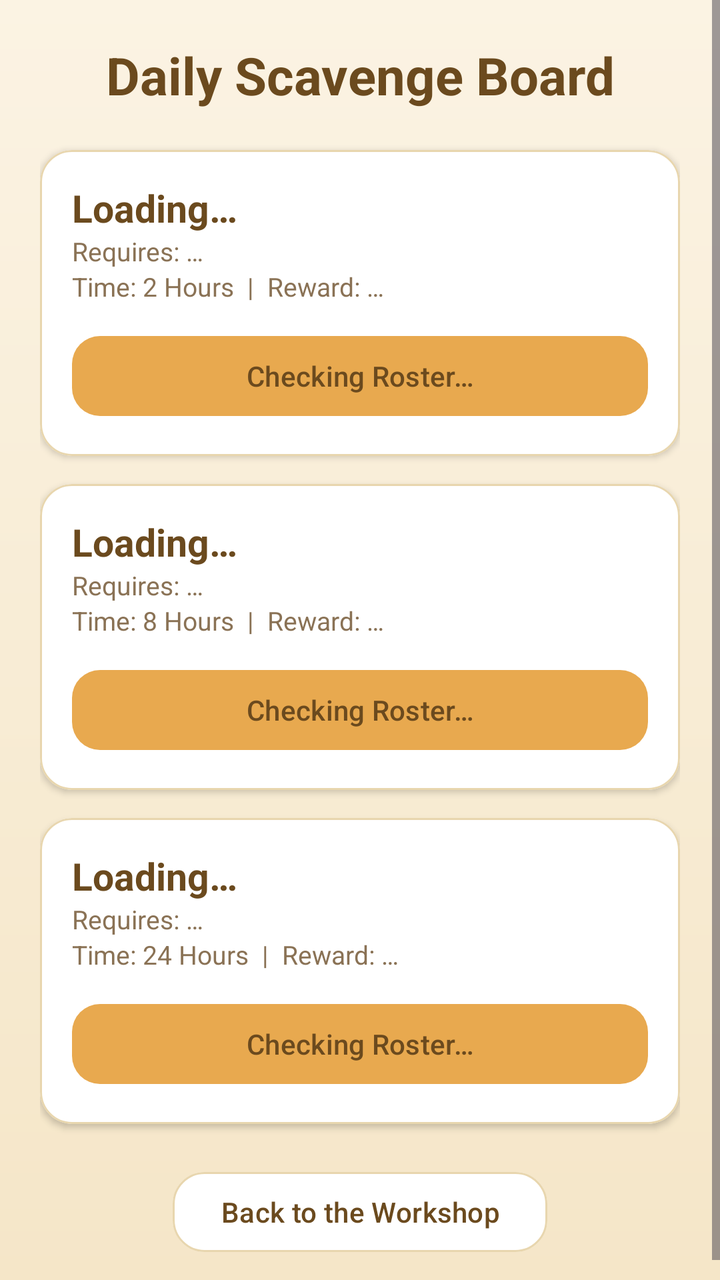
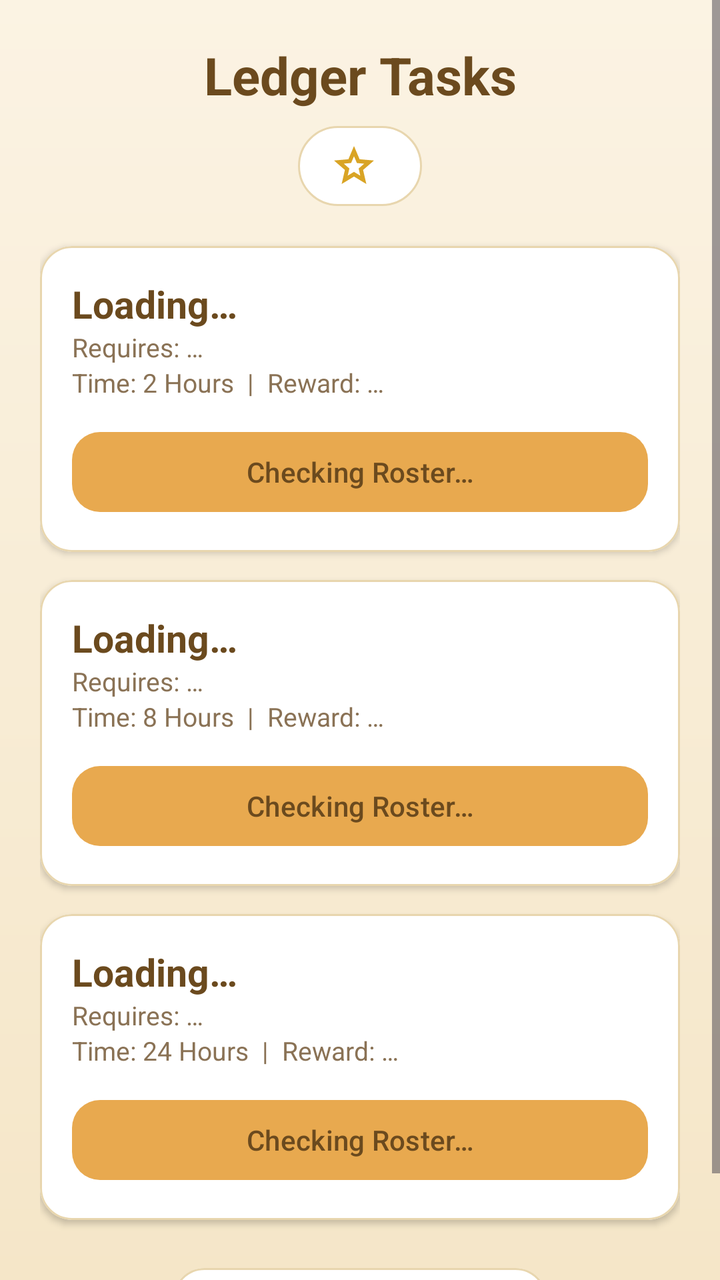

An Android layout rendered at two revisions. The XML below is the earlier revision; the diff shows what the commit changed to produce the second picture.
<!-- AndroidManifest.xml: application theme Theme.RatKingRecon -->
<!-- res/layout/activity_mission.xml -->
<?xml version="1.0" encoding="utf-8"?>
<ScrollView xmlns:android="http://schemas.android.com/apk/res/android"
    xmlns:app="http://schemas.android.com/apk/res-auto"
    android:layout_width="match_parent"
    android:layout_height="match_parent"
    android:background="@drawable/bg_app_gradient"
    android:fitsSystemWindows="true">

    <LinearLayout
        android:layout_width="match_parent"
        android:layout_height="wrap_content"
        android:orientation="vertical"
        android:padding="20dp">

        <TextView
            android:layout_width="match_parent"
            android:layout_height="wrap_content"
            android:text="@string/expedition_board_title"
            android:textColor="@color/text_primary"
            android:textSize="26sp"
            android:textStyle="bold"
            android:textAlignment="center"
            android:layout_marginBottom="20dp" />

        <com.google.android.material.card.MaterialCardView
            android:layout_width="match_parent"
            android:layout_height="wrap_content"
            app:cardBackgroundColor="@color/card_white"
            app:strokeColor="@color/card_border"
            app:strokeWidth="1dp"
            app:cardCornerRadius="16dp"
            app:cardElevation="2dp"
            android:layout_marginBottom="14dp">

            <LinearLayout
                android:layout_width="match_parent"
                android:layout_height="wrap_content"
                android:orientation="vertical"
                android:padding="16dp">

                <TextView android:id="@+id/titleM1" android:layout_width="wrap_content" android:layout_height="wrap_content" android:text="Loading…" android:textColor="@color/text_primary" android:textSize="19sp" android:textStyle="bold"/>
                <TextView android:id="@+id/reqM1" android:layout_width="wrap_content" android:layout_height="wrap_content" android:text="Requires: …" android:textColor="@color/text_muted" android:textSize="13sp"/>
                <TextView android:id="@+id/rewardM1" android:layout_width="wrap_content" android:layout_height="wrap_content" android:text="Time: 2 Hours  |  Reward: …" android:textColor="@color/text_muted" android:textSize="13sp" android:layout_marginBottom="12dp"/>

                <com.google.android.material.button.MaterialButton
                    android:id="@+id/btnMission1"
                    android:layout_width="match_parent"
                    android:layout_height="wrap_content"
                    android:text="@string/mission_checking_roster"
                    android:textAllCaps="false"
                    android:textColor="@color/text_primary"
                    app:cornerRadius="14dp" />
            </LinearLayout>
        </com.google.android.material.card.MaterialCardView>

        <com.google.android.material.card.MaterialCardView
            android:layout_width="match_parent"
            android:layout_height="wrap_content"
            app:cardBackgroundColor="@color/card_white"
            app:strokeColor="@color/card_border"
            app:strokeWidth="1dp"
            app:cardCornerRadius="16dp"
            app:cardElevation="2dp"
            android:layout_marginBottom="14dp">

            <LinearLayout
                android:layout_width="match_parent"
                android:layout_height="wrap_content"
                android:orientation="vertical"
                android:padding="16dp">

                <TextView android:id="@+id/titleM2" android:layout_width="wrap_content" android:layout_height="wrap_content" android:text="Loading…" android:textColor="@color/text_primary" android:textSize="19sp" android:textStyle="bold"/>
                <TextView android:id="@+id/reqM2" android:layout_width="wrap_content" android:layout_height="wrap_content" android:text="Requires: …" android:textColor="@color/text_muted" android:textSize="13sp"/>
                <TextView android:id="@+id/rewardM2" android:layout_width="wrap_content" android:layout_height="wrap_content" android:text="Time: 8 Hours  |  Reward: …" android:textColor="@color/text_muted" android:textSize="13sp" android:layout_marginBottom="12dp"/>

                <com.google.android.material.button.MaterialButton
                    android:id="@+id/btnMission2"
                    android:layout_width="match_parent"
                    android:layout_height="wrap_content"
                    android:text="@string/mission_checking_roster"
                    android:textAllCaps="false"
                    android:textColor="@color/text_primary"
                    app:cornerRadius="14dp" />
            </LinearLayout>
        </com.google.android.material.card.MaterialCardView>

        <com.google.android.material.card.MaterialCardView
            android:layout_width="match_parent"
            android:layout_height="wrap_content"
            app:cardBackgroundColor="@color/card_white"
            app:strokeColor="@color/card_border"
            app:strokeWidth="1dp"
            app:cardCornerRadius="16dp"
            app:cardElevation="2dp"
            android:layout_marginBottom="20dp">

            <LinearLayout
                android:layout_width="match_parent"
                android:layout_height="wrap_content"
                android:orientation="vertical"
                android:padding="16dp">

                <TextView android:id="@+id/titleM3" android:layout_width="wrap_content" android:layout_height="wrap_content" android:text="Loading…" android:textColor="@color/text_primary" android:textSize="19sp" android:textStyle="bold"/>
                <TextView android:id="@+id/reqM3" android:layout_width="wrap_content" android:layout_height="wrap_content" android:text="Requires: …" android:textColor="@color/text_muted" android:textSize="13sp"/>
                <TextView android:id="@+id/rewardM3" android:layout_width="wrap_content" android:layout_height="wrap_content" android:text="Time: 24 Hours  |  Reward: …" android:textColor="@color/text_muted" android:textSize="13sp" android:layout_marginBottom="12dp"/>

                <com.google.android.material.button.MaterialButton
                    android:id="@+id/btnMission3"
                    android:layout_width="match_parent"
                    android:layout_height="wrap_content"
                    android:text="@string/mission_checking_roster"
                    android:textAllCaps="false"
                    android:textColor="@color/text_primary"
                    app:cornerRadius="14dp" />
            </LinearLayout>
        </com.google.android.material.card.MaterialCardView>

        <com.google.android.material.button.MaterialButton
            android:id="@+id/btnBack"
            android:layout_width="wrap_content"
            android:layout_height="wrap_content"
            android:layout_gravity="center_horizontal"
            android:text="@string/btn_back_to_workshop"
            android:textAllCaps="false"
            android:textColor="@color/text_primary"
            app:backgroundTint="@color/card_white"
            app:strokeColor="@color/card_border"
            app:strokeWidth="1dp"
            app:cornerRadius="16dp" />

    </LinearLayout>
</ScrollView>
<!-- resources referenced by this layout -->
<resources>
  <color name="card_border">#E8D6AE</color>
  <color name="card_white">#FFFFFF</color>
  <color name="text_muted">#8A7255</color>
  <color name="text_primary">#6B4A1E</color>
  <!-- drawable bg_app_gradient (drawable) -->
  <?xml version="1.0" encoding="utf-8"?>
  <shape xmlns:android="http://schemas.android.com/apk/res/android"
      android:shape="rectangle">
      <gradient
          android:angle="270"
          android:startColor="@color/cream"
          android:endColor="@color/tan"
          android:type="linear" />
  </shape>
  <string name="btn_back_to_workshop">Back to the Workshop</string>
  <string name="expedition_board_title">Daily Scavenge Board</string>
  <string name="mission_checking_roster">Checking Roster…</string>
  <style name="Theme.RatKingRecon" parent="Base.Theme.RatKingRecon" />
  <color name="cream">#FBF3E3</color>
  <color name="tan">#F5E6C8</color>
  <style name="Base.Theme.RatKingRecon" parent="Theme.Material3.Light.NoActionBar">
          <item name="colorPrimary">@color/amber</item>
          <item name="colorOnPrimary">@color/text_primary</item>
          <item name="colorSurface">@color/cream</item>
          <item name="colorOnSurface">@color/text_primary</item>
          <item name="android:colorBackground">@color/cream</item>
          <item name="android:statusBarColor">@color/cream</item>
          <item name="android:windowLightStatusBar">true</item>
          <item name="android:navigationBarColor">@color/tan</item>
          <item name="android:windowLightNavigationBar">true</item>
      </style>
  <color name="amber">#E8A94F</color>
</resources>

<!-- the commit's change to res/layout/activity_mission.xml (unified diff, before → after) -->
@@ -15,11 +15,27 @@
         <TextView
             android:layout_width="match_parent"
             android:layout_height="wrap_content"
-            android:text="@string/expedition_board_title"
+            android:text="@string/ledger_tasks_title"
             android:textColor="@color/text_primary"
             android:textSize="26sp"
             android:textStyle="bold"
             android:textAlignment="center"
+            android:layout_marginBottom="8dp" />
+
+        
+        <TextView
+            android:id="@+id/relicCountText"
+            android:layout_width="wrap_content"
+            android:layout_height="wrap_content"
+            android:layout_gravity="center_horizontal"
+            android:background="@drawable/bg_pill_tan"
+            android:paddingHorizontal="16dp"
+            android:paddingVertical="8dp"
+            android:drawableStart="@drawable/ic_star"
+            android:drawablePadding="6dp"
+            android:textSize="13sp"
+            android:textStyle="bold"
+            android:textColor="@color/text_primary"
             android:layout_marginBottom="20dp" />
 
         <com.google.android.material.card.MaterialCardView
<!-- resource entries referenced after the edit -->
@@ -14,12 +14,37 @@
           android:endColor="@color/tan"
           android:type="linear" />
   </shape>
+  <!-- drawable bg_pill_tan (drawable) -->
+  <?xml version="1.0" encoding="utf-8"?>
+  <shape xmlns:android="http://schemas.android.com/apk/res/android"
+      android:shape="rectangle">
+      <solid android:color="@color/card_white" />
+      <stroke
+          android:width="1dp"
+          android:color="@color/card_border" />
+      <corners android:radius="20dp" />
+  </shape>
+  <!-- drawable ic_star (drawable) -->
+  <?xml version="1.0" encoding="utf-8"?>
+  <vector xmlns:android="http://schemas.android.com/apk/res/android"
+      android:width="24dp"
+      android:height="24dp"
+      android:viewportWidth="960"
+      android:viewportHeight="960"
+      android:tint="@color/shiny_gold">
+      <group android:translateX="-0" android:translateY="960">
+          <path
+              android:fillColor="@color/shiny_gold"
+              android:pathData="m354-287 126-76 126 77-33-144 111-96-146-13-58-136-58 135-146 13 111 97-33 143ZM233-120l65-281L80-590l288-25 112-265 112 265 288 25-218 189 65 281-247-149-247 149Zm247-350Z" />
+      </group>
+  </vector>
   <string name="btn_back_to_workshop">Back to the Workshop</string>
-  <string name="expedition_board_title">Daily Scavenge Board</string>
+  <string name="ledger_tasks_title">Ledger Tasks</string>
   <string name="mission_checking_roster">Checking Roster…</string>
   <style name="Theme.RatKingRecon" parent="Base.Theme.RatKingRecon" />
   <color name="cream">#FBF3E3</color>
   <color name="tan">#F5E6C8</color>
+  <color name="shiny_gold">#D9A425</color>
   <style name="Base.Theme.RatKingRecon" parent="Theme.Material3.Light.NoActionBar">
           <item name="colorPrimary">@color/amber</item>
           <item name="colorOnPrimary">@color/text_primary</item>
